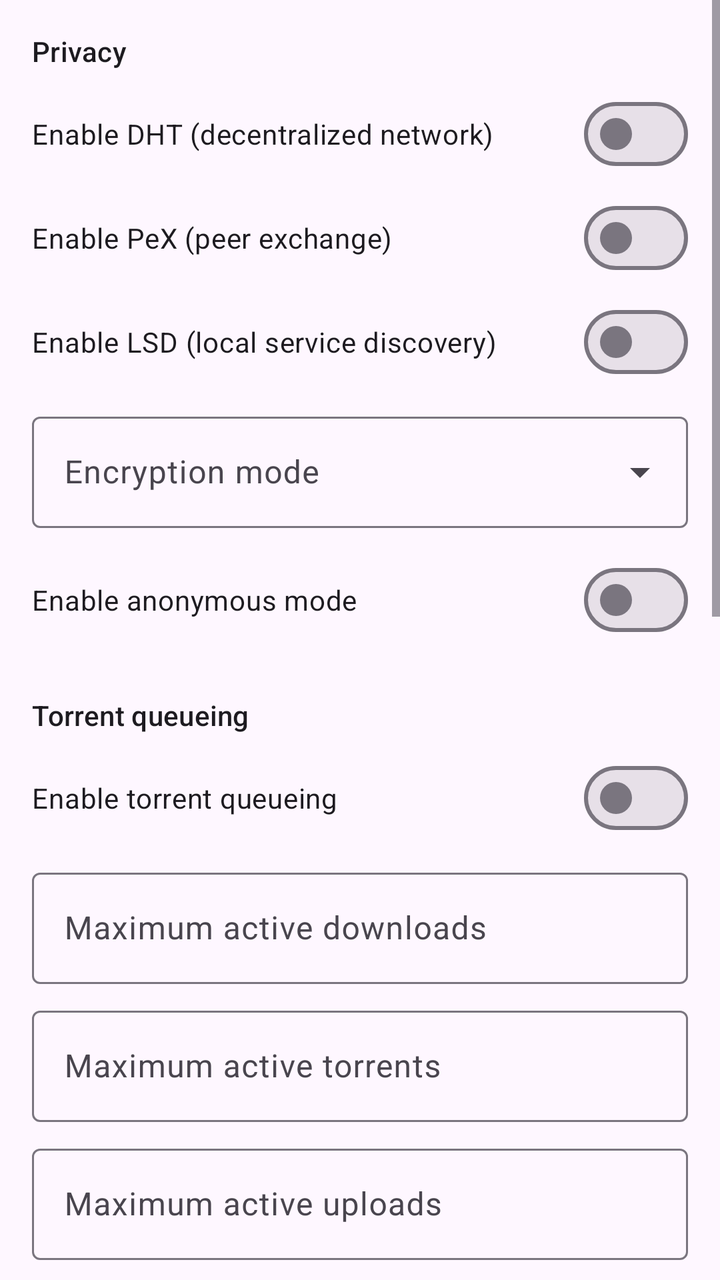
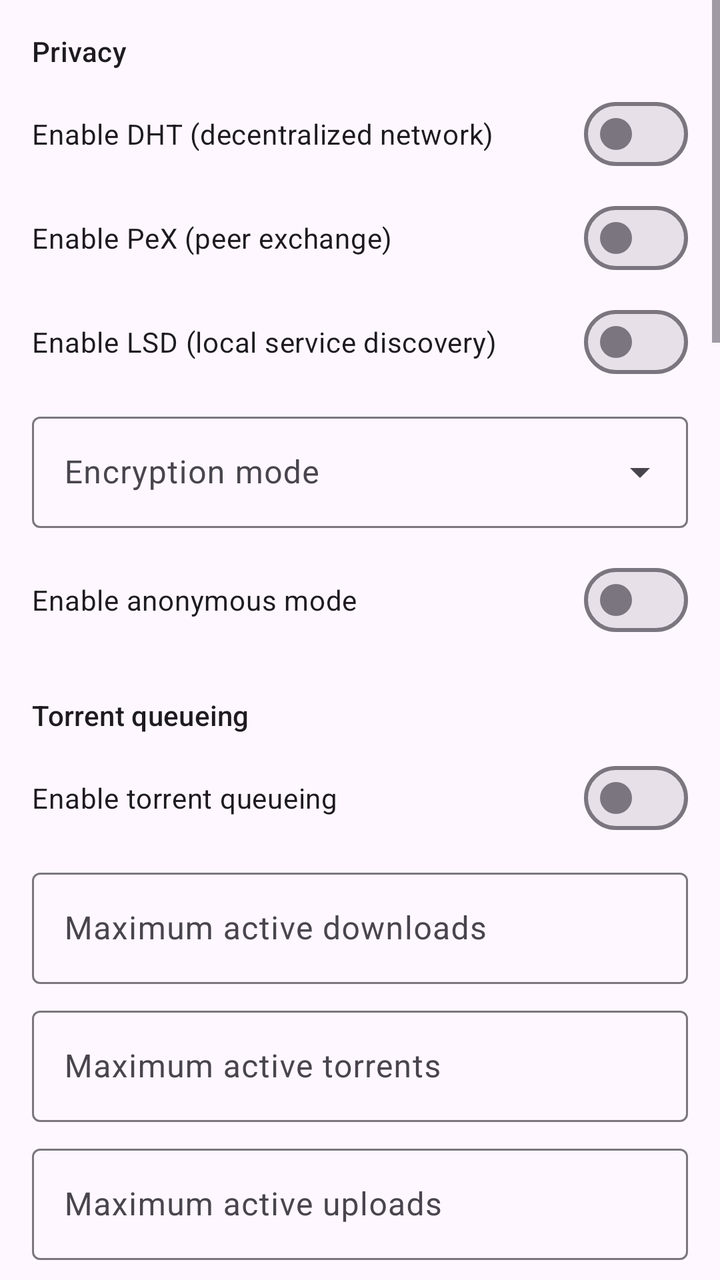

Two renders of the same Android screen: before a commit and after it. Below are the layout's source before the change and the commit's diff.
<!-- AndroidManifest.xml: application theme AppTheme -->
<!-- res/layout/fragment_qb_prefs_bittorrent.xml -->
<?xml version="1.0" encoding="utf-8"?>
<ScrollView xmlns:android="http://schemas.android.com/apk/res/android"
    android:layout_width="match_parent"
    android:layout_height="match_parent"
    android:clipToPadding="false"
    android:scrollbars="vertical">

    <LinearLayout
        android:layout_width="match_parent"
        android:layout_height="wrap_content"
        android:orientation="vertical"
        android:padding="16dp">

        <TextView
            style="@style/TextAppearance.App.SectionTitle"
            android:layout_width="match_parent"
            android:layout_height="wrap_content"
            android:layout_marginBottom="8dp"
            android:text="@string/qbt_bt_privacy" />

        <com.google.android.material.materialswitch.MaterialSwitch
            android:id="@+id/dhtSwitch"
            android:layout_width="match_parent"
            android:layout_height="wrap_content"
            android:text="@string/qbt_dht" />

        <com.google.android.material.materialswitch.MaterialSwitch
            android:id="@+id/pexSwitch"
            android:layout_width="match_parent"
            android:layout_height="wrap_content"
            android:layout_marginTop="4dp"
            android:text="@string/qbt_pex" />

        <com.google.android.material.materialswitch.MaterialSwitch
            android:id="@+id/lsdSwitch"
            android:layout_width="match_parent"
            android:layout_height="wrap_content"
            android:layout_marginTop="4dp"
            android:text="@string/qbt_lsd" />

        <com.google.android.material.textfield.TextInputLayout
            style="@style/Widget.Material3.TextInputLayout.OutlinedBox.ExposedDropdownMenu"
            android:layout_width="match_parent"
            android:layout_height="wrap_content"
            android:layout_marginTop="8dp"
            android:hint="@string/qbt_encryption">

            <com.google.android.material.textfield.MaterialAutoCompleteTextView
                android:id="@+id/encryptionDropdown"
                android:layout_width="match_parent"
                android:layout_height="wrap_content"
                android:inputType="none" />
        </com.google.android.material.textfield.TextInputLayout>

        <com.google.android.material.materialswitch.MaterialSwitch
            android:id="@+id/anonymousSwitch"
            android:layout_width="match_parent"
            android:layout_height="wrap_content"
            android:layout_marginTop="12dp"
            android:text="@string/qbt_anonymous" />

        <TextView
            style="@style/TextAppearance.App.SectionTitle"
            android:layout_width="match_parent"
            android:layout_height="wrap_content"
            android:layout_marginTop="24dp"
            android:layout_marginBottom="8dp"
            android:text="@string/qbt_bt_queue" />

        <com.google.android.material.materialswitch.MaterialSwitch
            android:id="@+id/queueingSwitch"
            android:layout_width="match_parent"
            android:layout_height="wrap_content"
            android:text="@string/qbt_queueing" />

        <com.google.android.material.textfield.TextInputLayout
            android:layout_width="match_parent"
            android:layout_height="wrap_content"
            android:layout_marginTop="8dp"
            android:hint="@string/qbt_max_active_downloads">

            <com.google.android.material.textfield.TextInputEditText
                android:id="@+id/maxActiveDownloadsInput"
                android:layout_width="match_parent"
                android:layout_height="wrap_content"
                android:inputType="number" />
        </com.google.android.material.textfield.TextInputLayout>

        <com.google.android.material.textfield.TextInputLayout
            android:layout_width="match_parent"
            android:layout_height="wrap_content"
            android:layout_marginTop="8dp"
            android:hint="@string/qbt_max_active_torrents">

            <com.google.android.material.textfield.TextInputEditText
                android:id="@+id/maxActiveTorrentsInput"
                android:layout_width="match_parent"
                android:layout_height="wrap_content"
                android:inputType="number" />
        </com.google.android.material.textfield.TextInputLayout>

        <com.google.android.material.textfield.TextInputLayout
            android:layout_width="match_parent"
            android:layout_height="wrap_content"
            android:layout_marginTop="8dp"
            android:hint="@string/qbt_max_active_uploads">

            <com.google.android.material.textfield.TextInputEditText
                android:id="@+id/maxActiveUploadsInput"
                android:layout_width="match_parent"
                android:layout_height="wrap_content"
                android:inputType="number" />
        </com.google.android.material.textfield.TextInputLayout>

        <com.google.android.material.textfield.TextInputLayout
            android:layout_width="match_parent"
            android:layout_height="wrap_content"
            android:layout_marginTop="8dp"
            android:hint="@string/qbt_max_active_checking">

            <com.google.android.material.textfield.TextInputEditText
                android:id="@+id/maxActiveCheckingInput"
                android:layout_width="match_parent"
                android:layout_height="wrap_content"
                android:inputType="number" />
        </com.google.android.material.textfield.TextInputLayout>

        <com.google.android.material.materialswitch.MaterialSwitch
            android:id="@+id/dontCountSlowSwitch"
            android:layout_width="match_parent"
            android:layout_height="wrap_content"
            android:layout_marginTop="12dp"
            android:text="@string/qbt_dont_count_slow" />

        <TextView
            style="@style/TextAppearance.App.SectionTitle"
            android:layout_width="match_parent"
            android:layout_height="wrap_content"
            android:layout_marginTop="24dp"
            android:layout_marginBottom="8dp"
            android:text="@string/qbt_bt_seed" />

        <com.google.android.material.materialswitch.MaterialSwitch
            android:id="@+id/maxRatioEnabledSwitch"
            android:layout_width="match_parent"
            android:layout_height="wrap_content"
            android:text="@string/qbt_max_ratio_enabled" />

        <com.google.android.material.textfield.TextInputLayout
            android:layout_width="match_parent"
            android:layout_height="wrap_content"
            android:layout_marginTop="8dp"
            android:hint="@string/qbt_max_ratio">

            <com.google.android.material.textfield.TextInputEditText
                android:id="@+id/maxRatioInput"
                android:layout_width="match_parent"
                android:layout_height="wrap_content"
                android:inputType="numberDecimal" />
        </com.google.android.material.textfield.TextInputLayout>

        <com.google.android.material.materialswitch.MaterialSwitch
            android:id="@+id/maxSeedingTimeEnabledSwitch"
            android:layout_width="match_parent"
            android:layout_height="wrap_content"
            android:layout_marginTop="12dp"
            android:text="@string/qbt_max_seeding_time_enabled" />

        <com.google.android.material.textfield.TextInputLayout
            android:layout_width="match_parent"
            android:layout_height="wrap_content"
            android:layout_marginTop="8dp"
            android:hint="@string/qbt_max_seeding_time">

            <com.google.android.material.textfield.TextInputEditText
                android:id="@+id/maxSeedingTimeInput"
                android:layout_width="match_parent"
                android:layout_height="wrap_content"
                android:inputType="number" />
        </com.google.android.material.textfield.TextInputLayout>

        <com.google.android.material.textfield.TextInputLayout
            style="@style/Widget.Material3.TextInputLayout.OutlinedBox.ExposedDropdownMenu"
            android:layout_width="match_parent"
            android:layout_height="wrap_content"
            android:layout_marginTop="8dp"
            android:hint="@string/qbt_ratio_act">

            <com.google.android.material.textfield.MaterialAutoCompleteTextView
                android:id="@+id/ratioActDropdown"
                android:layout_width="match_parent"
                android:layout_height="wrap_content"
                android:inputType="none" />
        </com.google.android.material.textfield.TextInputLayout>

        <TextView
            style="@style/TextAppearance.App.SectionTitle"
            android:layout_width="match_parent"
            android:layout_height="wrap_content"
            android:layout_marginTop="24dp"
            android:layout_marginBottom="8dp"
            android:text="@string/qbt_bt_trackers" />

        <com.google.android.material.materialswitch.MaterialSwitch
            android:id="@+id/addTrackersEnabledSwitch"
            android:layout_width="match_parent"
            android:layout_height="wrap_content"
            android:text="@string/qbt_add_trackers_enabled" />

        <com.google.android.material.textfield.TextInputLayout
            android:layout_width="match_parent"
            android:layout_height="wrap_content"
            android:layout_marginTop="8dp"
            android:hint="@string/qbt_add_trackers">

            <com.google.android.material.textfield.TextInputEditText
                android:id="@+id/addTrackersInput"
                android:layout_width="match_parent"
                android:layout_height="wrap_content"
                android:gravity="top"
                android:inputType="textMultiLine|textNoSuggestions"
                android:minLines="2" />
        </com.google.android.material.textfield.TextInputLayout>

    </LinearLayout>
</ScrollView>
<!-- resources referenced by this layout -->
<resources>
  <string name="qbt_bt_privacy">Privacy</string>
  <string name="qbt_bt_queue">Torrent queueing</string>
  <string name="qbt_bt_seed">Seeding limits</string>
  <string name="qbt_bt_trackers">Trackers</string>
  <string name="qbt_encryption">Encryption mode</string>
  <string name="qbt_max_ratio">Maximum share ratio</string>
  <color name="md_theme_primary">#68548E</color>
  <color name="md_theme_onPrimary">#FFFFFF</color>
  <color name="md_theme_primaryContainer">#EBDDFF</color>
  <color name="md_theme_onPrimaryContainer">#4F3D74</color>
  <color name="md_theme_secondary">#635B70</color>
  <color name="md_theme_onSecondary">#FFFFFF</color>
  <color name="md_theme_secondaryContainer">#E9DEF8</color>
  <color name="md_theme_tertiary">#7E525D</color>
  <color name="md_theme_onTertiary">#FFFFFF</color>
  <color name="md_theme_tertiaryContainer">#FFD9E1</color>
  <color name="md_theme_error">#BA1A1A</color>
  <color name="md_theme_onError">#FFFFFF</color>
  <color name="md_theme_errorContainer">#FFDAD6</color>
  <color name="md_theme_onErrorContainer">#93000A</color>
  <color name="md_theme_background">#FEF7FF</color>
  <color name="md_theme_onBackground">#1D1B20</color>
  <color name="md_theme_surface">#FEF7FF</color>
  <color name="md_theme_onSurface">#1D1B20</color>
  <color name="md_theme_surfaceVariant">#E7E0EB</color>
  <color name="md_theme_onSurfaceVariant">#49454E</color>
  <color name="md_theme_outline">#7A757F</color>
  <color name="md_theme_outlineVariant">#CBC4CF</color>
  <color name="md_theme_inverseSurface">#322F35</color>
  <color name="md_theme_inverseOnSurface">#F5EFF7</color>
  <color name="md_theme_inversePrimary">#D3BCFD</color>
  <color name="md_theme_primaryFixed">#EBDDFF</color>
  <color name="md_theme_onPrimaryFixed">#230F46</color>
  <color name="md_theme_primaryFixedDim">#D3BCFD</color>
  <color name="md_theme_secondaryFixed">#E9DEF8</color>
  <color name="md_theme_onSecondaryFixed">#1F182B</color>
  <color name="md_theme_secondaryFixedDim">#CDC2DB</color>
  <color name="md_theme_tertiaryFixed">#FFD9E1</color>
  <color name="md_theme_onTertiaryFixed">#31101B</color>
  <color name="md_theme_tertiaryFixedDim">#F0B7C5</color>
  <color name="md_theme_surfaceDim">#DED8E0</color>
  <color name="md_theme_surfaceBright">#FEF7FF</color>
  <color name="md_theme_surfaceContainer">#F2ECF4</color>
  <color name="colorOk">#2E6A44</color>
  <color name="colorOnOk">#FFFFFF</color>
  <color name="colorOkContainer">#B1F1C1</color>
  <color name="colorOnOkContainer">#12512E</color>
  <!-- unchanged entries left out for length: 33 -->
</resources>

<!-- the commit's change to res/layout/fragment_qb_prefs_bittorrent.xml (unified diff, before → after) -->
@@ -222,5 +222,180 @@
                 android:minLines="2" />
         </com.google.android.material.textfield.TextInputLayout>
 
+        
+
+        <com.google.android.material.textfield.TextInputLayout
+            android:layout_width="match_parent"
+            android:layout_height="wrap_content"
+            android:layout_marginTop="8dp"
+            android:hint="@string/qbt_slow_dl_rate_kib">
+
+            <com.google.android.material.textfield.TextInputEditText
+                android:id="@+id/slowDlRateInput"
+                android:layout_width="match_parent"
+                android:layout_height="wrap_content"
+                android:inputType="number" />
+        </com.google.android.material.textfield.TextInputLayout>
+
+        <com.google.android.material.textfield.TextInputLayout
+            android:layout_width="match_parent"
+            android:layout_height="wrap_content"
+            android:layout_marginTop="8dp"
+            android:hint="@string/qbt_slow_ul_rate_kib">
+
+            <com.google.android.material.textfield.TextInputEditText
+                android:id="@+id/slowUlRateInput"
+                android:layout_width="match_parent"
+                android:layout_height="wrap_content"
+                android:inputType="number" />
+        </com.google.android.material.textfield.TextInputLayout>
+
+        <com.google.android.material.textfield.TextInputLayout
+            android:layout_width="match_parent"
+            android:layout_height="wrap_content"
+            android:layout_marginTop="8dp"
+            android:hint="@string/qbt_slow_inactive_timer">
+
+            <com.google.android.material.textfield.TextInputEditText
+                android:id="@+id/slowInactiveTimerInput"
+                android:layout_width="match_parent"
+                android:layout_height="wrap_content"
+                android:inputType="number" />
+        </com.google.android.material.textfield.TextInputLayout>
+
+        <com.google.android.material.materialswitch.MaterialSwitch
+            android:id="@+id/reannounceAddrSwitch"
+            android:layout_width="match_parent"
+            android:layout_height="wrap_content"
+            android:layout_marginTop="12dp"
+            android:text="@string/qbt_reannounce_addr_changed" />
+
+        
+
+        <com.google.android.material.materialswitch.MaterialSwitch
+            android:id="@+id/maxInactiveSeedingEnabledSwitch"
+            android:layout_width="match_parent"
+            android:layout_height="wrap_content"
+            android:layout_marginTop="4dp"
+            android:text="@string/qbt_max_inactive_seeding_enabled" />
+
+        <com.google.android.material.textfield.TextInputLayout
+            android:layout_width="match_parent"
+            android:layout_height="wrap_content"
+            android:layout_marginTop="8dp"
+            android:hint="@string/qbt_max_inactive_seeding_time">
+
+            <com.google.android.material.textfield.TextInputEditText
+                android:id="@+id/maxInactiveSeedingTimeInput"
+                android:layout_width="match_parent"
+                android:layout_height="wrap_content"
+                android:inputType="number" />
+        </com.google.android.material.textfield.TextInputLayout>
+
+        <TextView
+            style="@style/TextAppearance.App.SectionTitle"
+            android:layout_width="match_parent"
+            android:layout_height="wrap_content"
+            android:layout_marginTop="24dp"
+            android:layout_marginBottom="8dp"
+            android:text="@string/qbt_bt_tracker_section" />
+
+        <com.google.android.material.materialswitch.MaterialSwitch
+            android:id="@+id/embeddedTrackerSwitch"
+            android:layout_width="match_parent"
+            android:layout_height="wrap_content"
+            android:text="@string/qbt_embedded_tracker" />
+
+        <com.google.android.material.textfield.TextInputLayout
+            android:layout_width="match_parent"
+            android:layout_height="wrap_content"
+            android:layout_marginTop="8dp"
+            android:hint="@string/qbt_embedded_tracker_port">
+
+            <com.google.android.material.textfield.TextInputEditText
+                android:id="@+id/embeddedTrackerPortInput"
+                android:layout_width="match_parent"
+                android:layout_height="wrap_content"
+                android:inputType="number" />
+        </com.google.android.material.textfield.TextInputLayout>
+
+        <com.google.android.material.materialswitch.MaterialSwitch
+            android:id="@+id/embeddedTrackerFwdSwitch"
+            android:layout_width="match_parent"
+            android:layout_height="wrap_content"
+            android:layout_marginTop="4dp"
+            android:text="@string/qbt_embedded_tracker_fwd" />
+
+        <TextView
+            style="@style/TextAppearance.App.SectionTitle"
+            android:layout_width="match_parent"
+            android:layout_height="wrap_content"
+            android:layout_marginTop="24dp"
+            android:layout_marginBottom="8dp"
+            android:text="@string/qbt_ip_filter_section" />
+
+        <com.google.android.material.materialswitch.MaterialSwitch
+            android:id="@+id/ipFilterEnabledSwitch"
+            android:layout_width="match_parent"
+            android:layout_height="wrap_content"
+            android:text="@string/qbt_ip_filter_enabled" />
+
+        <com.google.android.material.textfield.TextInputLayout
+            android:layout_width="match_parent"
+            android:layout_height="wrap_content"
+            android:layout_marginTop="8dp"
+            android:hint="@string/qbt_ip_filter_path">
+
+            <com.google.android.material.textfield.TextInputEditText
+                android:id="@+id/ipFilterPathInput"
+                android:layout_width="match_parent"
+                android:layout_height="wrap_content"
+                android:inputType="textNoSuggestions" />
+        </com.google.android.material.textfield.TextInputLayout>
+
+        <com.google.android.material.materialswitch.MaterialSwitch
+            android:id="@+id/ipFilterTrackersSwitch"
+            android:layout_width="match_parent"
+            android:layout_height="wrap_content"
+            android:layout_marginTop="4dp"
+            android:text="@string/qbt_ip_filter_trackers" />
+
+        <com.google.android.material.textfield.TextInputLayout
+            android:layout_width="match_parent"
+            android:layout_height="wrap_content"
+            android:layout_marginTop="8dp"
+            android:hint="@string/qbt_banned_ips">
+
+            <com.google.android.material.textfield.TextInputEditText
+                android:id="@+id/bannedIpsInput"
+                android:layout_width="match_parent"
+                android:layout_height="wrap_content"
+                android:gravity="top"
+                android:inputType="textMultiLine|textNoSuggestions"
+                android:minLines="2" />
+        </com.google.android.material.textfield.TextInputLayout>
+
+        <com.google.android.material.materialswitch.MaterialSwitch
+            android:id="@+id/shadowBanSwitch"
+            android:layout_width="match_parent"
+            android:layout_height="wrap_content"
+            android:layout_marginTop="12dp"
+            android:text="@string/qbt_shadow_ban_enabled" />
+
+        <com.google.android.material.textfield.TextInputLayout
+            android:layout_width="match_parent"
+            android:layout_height="wrap_content"
+            android:layout_marginTop="8dp"
+            android:hint="@string/qbt_shadow_banned_ips">
+
+            <com.google.android.material.textfield.TextInputEditText
+                android:id="@+id/shadowBannedIpsInput"
+                android:layout_width="match_parent"
+                android:layout_height="wrap_content"
+                android:gravity="top"
+                android:inputType="textMultiLine|textNoSuggestions"
+                android:minLines="2" />
+        </com.google.android.material.textfield.TextInputLayout>
+
     </LinearLayout>
 </ScrollView>
<!-- resource entries referenced after the edit -->
@@ -1,11 +1,28 @@
 <!-- resources referenced by this layout -->
 <resources>
+  <string name="qbt_banned_ips">Manually banned IP addresses (one per line)</string>
   <string name="qbt_bt_privacy">Privacy</string>
   <string name="qbt_bt_queue">Torrent queueing</string>
   <string name="qbt_bt_seed">Seeding limits</string>
+  <string name="qbt_bt_tracker_section">Embedded tracker</string>
   <string name="qbt_bt_trackers">Trackers</string>
+  <string name="qbt_embedded_tracker">Enable embedded tracker</string>
+  <string name="qbt_embedded_tracker_fwd">Enable port forwarding for the embedded tracker</string>
+  <string name="qbt_embedded_tracker_port">Embedded tracker port</string>
   <string name="qbt_encryption">Encryption mode</string>
+  <string name="qbt_ip_filter_enabled">Filter using an eMule/P2P rules file</string>
+  <string name="qbt_ip_filter_path">Rules file path (.dat, .p2p)</string>
+  <string name="qbt_ip_filter_section">IP filtering</string>
+  <string name="qbt_ip_filter_trackers">Apply filter to trackers too</string>
+  <string name="qbt_max_inactive_seeding_enabled">When inactive seeding time reaches</string>
+  <string name="qbt_max_inactive_seeding_time">Inactive seeding time limit (minutes)</string>
   <string name="qbt_max_ratio">Maximum share ratio</string>
+  <string name="qbt_reannounce_addr_changed">Reannounce to all trackers when IP or port changed</string>
+  <string name="qbt_shadow_ban_enabled">Enable shadow banning (peers see normal errors)</string>
+  <string name="qbt_shadow_banned_ips">Shadow-banned IP addresses (one per line)</string>
+  <string name="qbt_slow_dl_rate_kib">Download speed threshold (KiB/s)</string>
+  <string name="qbt_slow_inactive_timer">Torrent inactivity timer (minutes)</string>
+  <string name="qbt_slow_ul_rate_kib">Upload speed threshold (KiB/s)</string>
   <color name="md_theme_primary">#68548E</color>
   <color name="md_theme_onPrimary">#FFFFFF</color>
   <color name="md_theme_primaryContainer">#EBDDFF</color>
